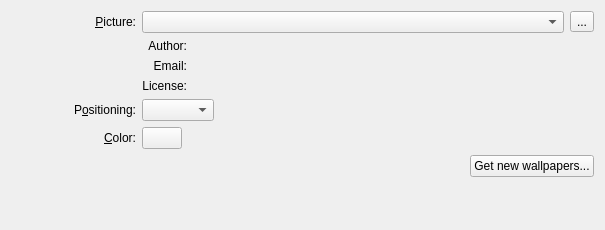
This is plasma/wallpapers/image/imageconfig.ui in mgottschlag/kwin-tiling as Qt 5 draws it before an edit. The edited form follows.
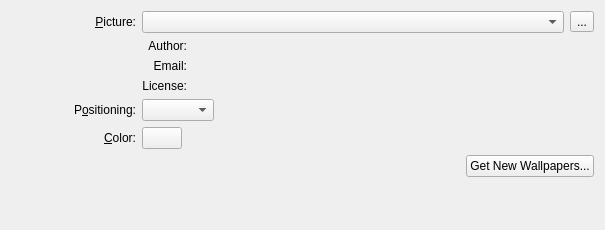
This is the edited form. Custom widgets are drawn as their Qt base class.

Diff of the .ui file:
```diff
--- a/plasma/wallpapers/image/imageconfig.ui
+++ b/plasma/wallpapers/image/imageconfig.ui
@@ -246,7 +246,7 @@
         <string>Download new wallpapers</string>
        </property>
        <property name="text" >
-        <string>Get new wallpapers...</string>
+        <string>Get New Wallpapers...</string>
        </property>
       </widget>
      </item>
```
